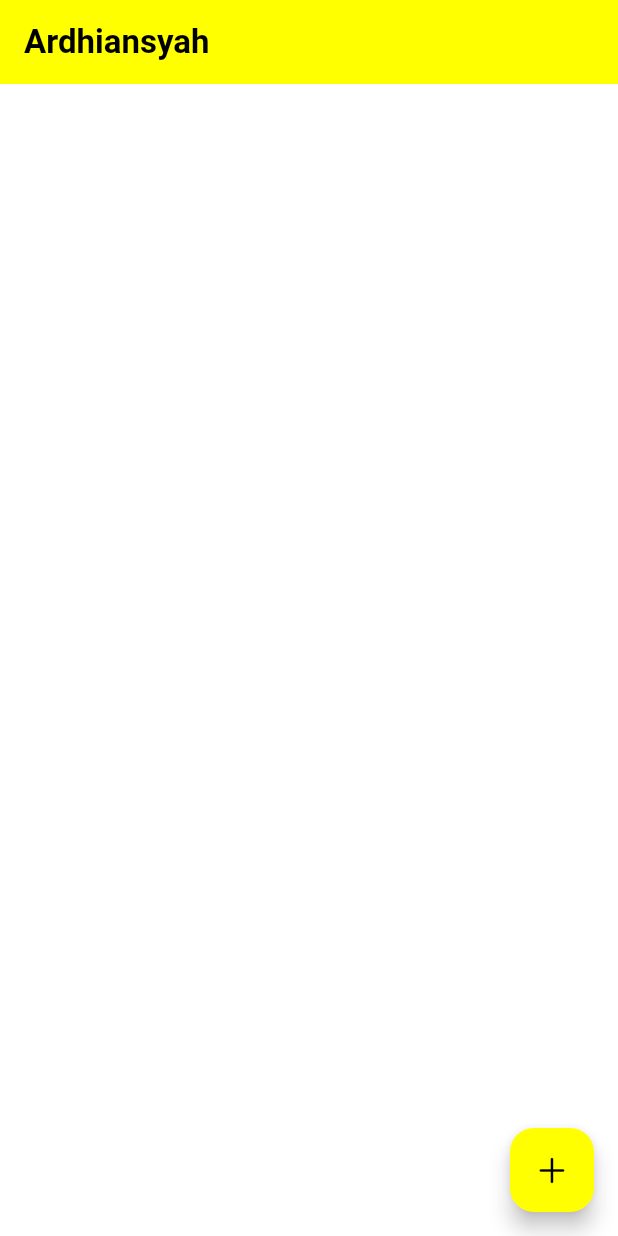
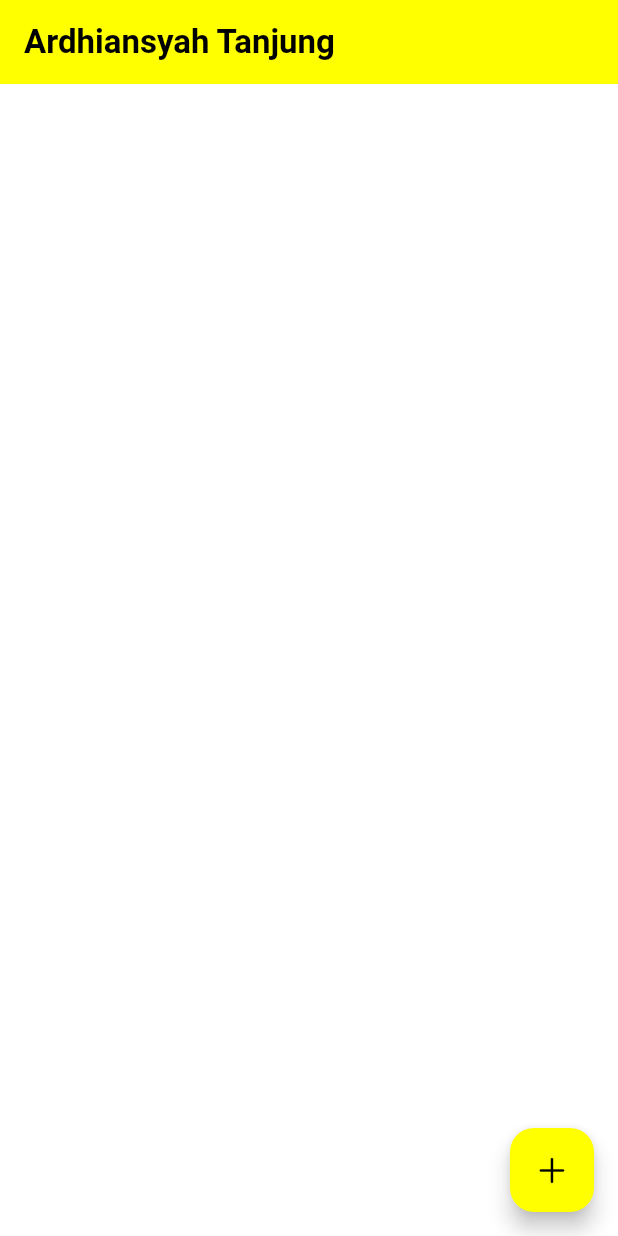
Before and after one commit to ardiansyaht/todo-app, a Flutter app: the screen it shows after launch, on a phone screen of 412 x 824 dp. Run offline on Flutter 3.47's test engine with Material 3 defaults, Android fonts, the phone set to English and light mode, and no system bars; our stand-ins replace bloc, equatable, flutter_bloc, flutter_slidable, hydrated_bloc.

Commit message:
todo app

```diff
--- a/flutter_application_1/lib/home.dart
+++ b/flutter_application_1/lib/home.dart
@@ -129,7 +129,7 @@ class _HomeScreenState extends State<HomeScreen> {
           backgroundColor: Theme.of(context).colorScheme.primary,
           elevation: 0,
           title: const Text(
-            'Ardhiansyah',
+            'Ardhiansyah Tanjung',
             style: TextStyle(color: Colors.black, fontWeight: FontWeight.bold),
           ),
         ),
```
